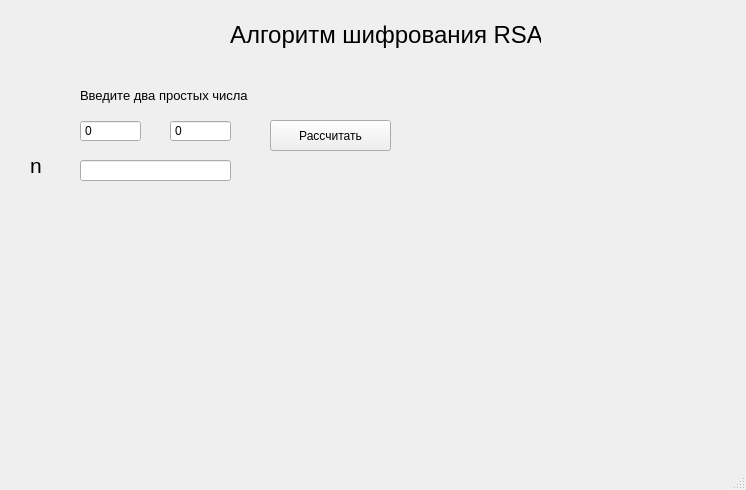
Qt form mainwindow.ui (archi144/VKR) before a commit.
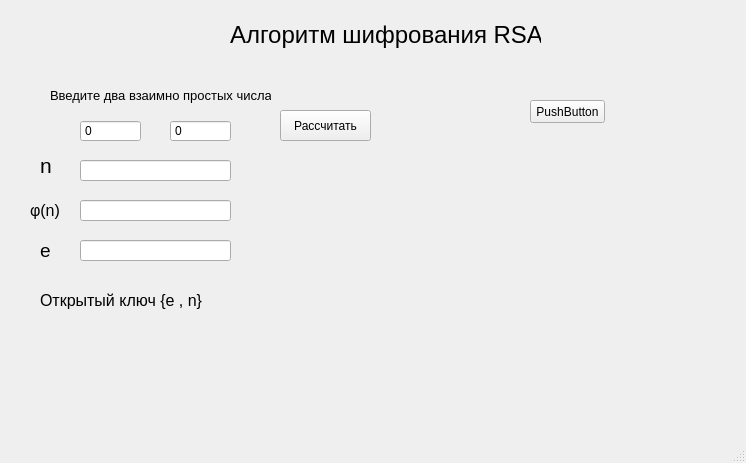
The same form after that commit. Icons and pictures are not drawn.

The edit to the form file:
```diff
--- a/mainwindow.ui
+++ b/mainwindow.ui
@@ -10,7 +10,7 @@
     <x>0</x>
     <y>0</y>
     <width>746</width>
-    <height>490</height>
+    <height>463</height>
    </rect>
   </property>
   <property name="cursor">
@@ -61,14 +61,14 @@
     </property>
     <property name="geometry">
      <rect>
-      <x>80</x>
+      <x>50</x>
       <y>80</y>
-      <width>201</width>
+      <width>221</width>
       <height>31</height>
      </rect>
     </property>
     <property name="text">
-     <string>&lt;html&gt;&lt;head/&gt;&lt;body&gt;&lt;p&gt;&lt;span style=&quot; font-size:10pt;&quot;&gt;Введите два простых числа&lt;/span&gt;&lt;/p&gt;&lt;/body&gt;&lt;/html&gt;</string>
+     <string>&lt;html&gt;&lt;head/&gt;&lt;body&gt;&lt;p&gt;&lt;span style=&quot; font-size:10pt;&quot;&gt;Введите два взаимно простых числа&lt;/span&gt;&lt;/p&gt;&lt;/body&gt;&lt;/html&gt;</string>
     </property>
    </widget>
    <widget class="QPushButton" name="pushButton">
@@ -77,9 +77,9 @@
     </property>
     <property name="geometry">
      <rect>
-      <x>270</x>
-      <y>120</y>
-      <width>121</width>
+      <x>280</x>
+      <y>110</y>
+      <width>91</width>
       <height>31</height>
      </rect>
     </property>
@@ -93,7 +93,7 @@
    <widget class="QLabel" name="n_label">
     <property name="geometry">
      <rect>
-      <x>30</x>
+      <x>40</x>
       <y>150</y>
       <width>21</width>
       <height>31</height>
@@ -202,6 +202,144 @@
      <number>10000000</number>
     </property>
    </widget>
+   <widget class="QPushButton" name="pushButton_2">
+    <property name="geometry">
+     <rect>
+      <x>530</x>
+      <y>100</y>
+      <width>75</width>
+      <height>23</height>
+     </rect>
+    </property>
+    <property name="text">
+     <string>PushButton</string>
+    </property>
+   </widget>
+   <widget class="QLabel" name="label_2">
+    <property name="geometry">
+     <rect>
+      <x>30</x>
+      <y>200</y>
+      <width>41</width>
+      <height>21</height>
+     </rect>
+    </property>
+    <property name="cursor">
+     <cursorShape>WhatsThisCursor</cursorShape>
+    </property>
+    <property name="toolTip">
+     <string>Функция Эйлера от Модуля</string>
+    </property>
+    <property name="statusTip">
+     <string>Функция Эйлера. Вычисляется по формуле φ = (p-1)*(q-1) , где p и q взаимно простые числа </string>
+    </property>
+    <property name="styleSheet">
+     <string notr="true"/>
+    </property>
+    <property name="text">
+     <string>&lt;html&gt;&lt;head/&gt;&lt;body&gt;&lt;p&gt;&lt;span style=&quot; font-size:12pt;&quot;&gt;φ(n)&lt;/span&gt;&lt;/p&gt;&lt;/body&gt;&lt;/html&gt;</string>
+    </property>
+   </widget>
+   <widget class="QLineEdit" name="fi">
+    <property name="enabled">
+     <bool>true</bool>
+    </property>
+    <property name="geometry">
+     <rect>
+      <x>80</x>
+      <y>200</y>
+      <width>151</width>
+      <height>21</height>
+     </rect>
+    </property>
+    <property name="text">
+     <string/>
+    </property>
+    <property name="maxLength">
+     <number>10000000</number>
+    </property>
+    <property name="frame">
+     <bool>true</bool>
+    </property>
+    <property name="readOnly">
+     <bool>true</bool>
+    </property>
+   </widget>
+   <widget class="QLineEdit" name="e">
+    <property name="enabled">
+     <bool>true</bool>
+    </property>
+    <property name="geometry">
+     <rect>
+      <x>80</x>
+      <y>240</y>
+      <width>151</width>
+      <height>21</height>
+     </rect>
+    </property>
+    <property name="text">
+     <string/>
+    </property>
+    <property name="maxLength">
+     <number>10000000</number>
+    </property>
+    <property name="frame">
+     <bool>true</bool>
+    </property>
+    <property name="readOnly">
+     <bool>true</bool>
+    </property>
+   </widget>
+   <widget class="QLabel" name="Open_Keys">
+    <property name="geometry">
+     <rect>
+      <x>40</x>
+      <y>280</y>
+      <width>291</width>
+      <height>41</height>
+     </rect>
+    </property>
+    <property name="sizePolicy">
+     <sizepolicy hsizetype="Maximum" vsizetype="Preferred">
+      <horstretch>100</horstretch>
+      <verstretch>0</verstretch>
+     </sizepolicy>
+    </property>
+    <property name="styleSheet">
+     <string notr="true">font: 12pt &quot;MS Shell Dlg 2&quot;;</string>
+    </property>
+    <property name="text">
+     <string>&lt;html&gt;&lt;head/&gt;&lt;body&gt;&lt;p&gt;&lt;span style=&quot; font-size:12pt;&quot;&gt;Открытый ключ {e , n}&lt;/span&gt;&lt;/p&gt;&lt;/body&gt;&lt;/html&gt;</string>
+    </property>
+    <property name="textFormat">
+     <enum>Qt::RichText</enum>
+    </property>
+    <property name="textInteractionFlags">
+     <set>Qt::LinksAccessibleByMouse</set>
+    </property>
+   </widget>
+   <widget class="QLabel" name="label_3">
+    <property name="geometry">
+     <rect>
+      <x>40</x>
+      <y>230</y>
+      <width>21</width>
+      <height>41</height>
+     </rect>
+    </property>
+    <property name="cursor">
+     <cursorShape>WhatsThisCursor</cursorShape>
+    </property>
+    <property name="toolTip">
+     <string>Открытая экспонента</string>
+    </property>
+    <property name="statusTip">
+     <string>Открытая экспонента является простым числом , меньше φ и взаимно простое с φ.</string>
+    </property>
+    <property name="text">
+     <string>&lt;html&gt;&lt;head/&gt;&lt;body&gt;&lt;p&gt;&lt;span style=&quot; font-size:14pt;&quot;&gt;e&lt;/span&gt;&lt;/p&gt;&lt;/body&gt;&lt;/html&gt;</string>
+    </property>
+   </widget>
   </widget>
   <widget class="QStatusBar" name="statusBar"/>
   <widget class="QMenuBar" name="menuBar">
```
Left out of the diff: 7 changed lines with no effect on the pictures.
